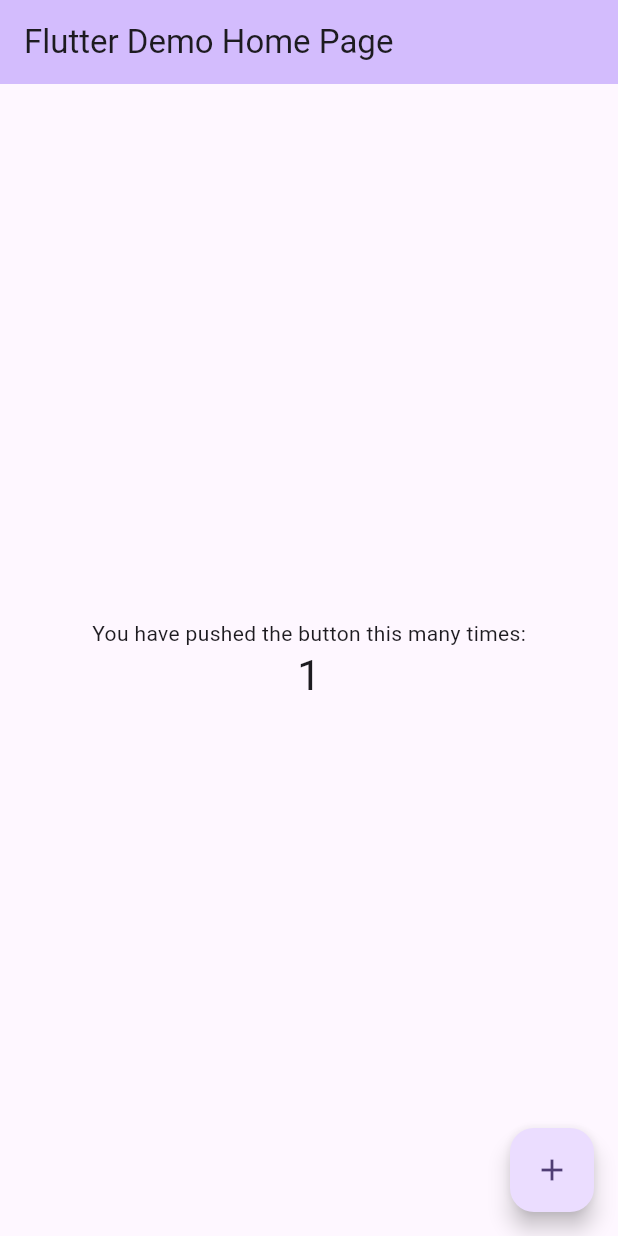
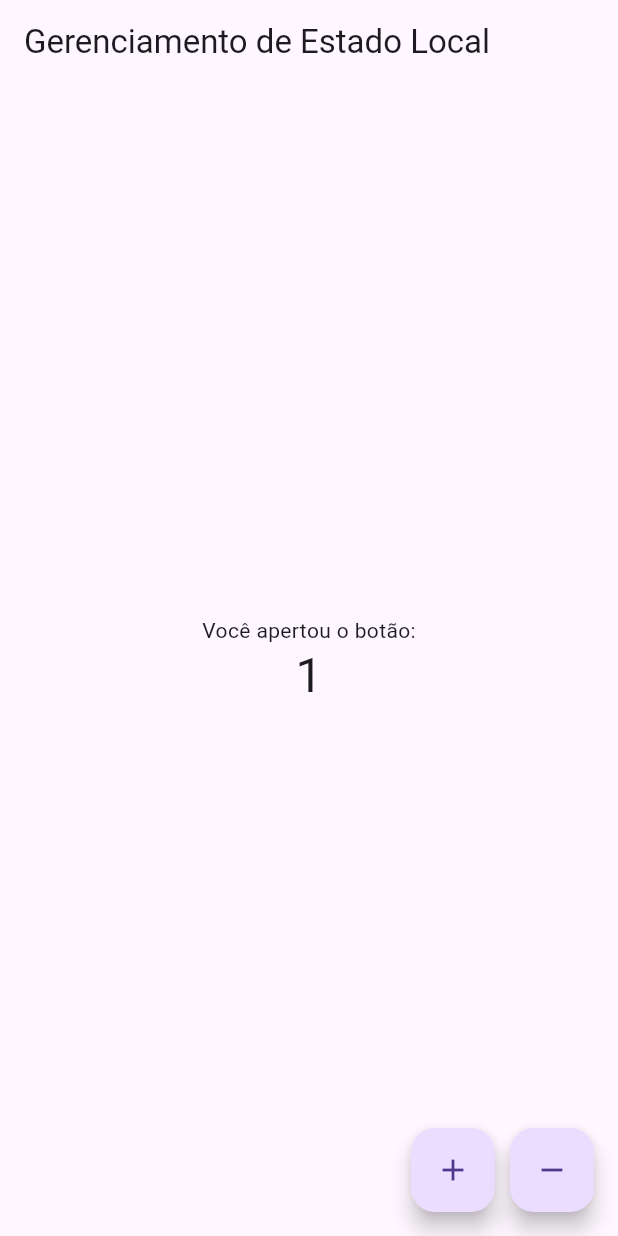
Before and after one commit to anthonyrct/exercicio_4_gerenciamento_estado, a Flutter app: the screen it shows after launch, after a tap on the "add" icon, on a phone screen of 412 x 824 dp. Run offline on Flutter 3.47's test engine with Material 3 defaults, Android fonts, the phone set to English and light mode, and no system bars.

Commit message:
20/10/24

```diff
--- /dev/null
+++ b/lib/HomePage.dart
@@ -0,0 +1,61 @@
+import 'package:flutter/material.dart';
+
+class HomePage extends StatefulWidget {
+  @override
+  _HomePageState createState() => _HomePageState();
+}
+
+class _HomePageState extends State<HomePage> {
+  int _counter = 0;
+
+  void _incrementCounter() {
+    setState(() {
+      _counter++;
+    });
+  }
+
+  void _decrementCounter() {
+    setState(() {
+      _counter--;
+    });
+  }
+
+  @override
+  Widget build(BuildContext context) {
+    return Scaffold(
+      appBar: AppBar(
+        title: Text('Gerenciamento de Estado Local'),
+      ),
+      body: Center(
+        child: Column(
+          mainAxisAlignment: MainAxisAlignment.center,
+          children: <Widget>[
+            Text(
+              'Você apertou o botão:',
+            ),
+            Text(
+              '$_counter',
+              style: Theme.of(context).textTheme.headlineLarge,
+            ),
+          ],
+        ),
+      ),
+      floatingActionButton: Row(
+        mainAxisAlignment: MainAxisAlignment.end,
+        children: [
+          FloatingActionButton(
+            onPressed: _incrementCounter,
+            tooltip: 'Incrementar',
+            child: Icon(Icons.add),
+          ),
+          SizedBox(width: 10),
+          FloatingActionButton(
+            onPressed: _decrementCounter,
+            tooltip: 'Decrementar',
+            child: Icon(Icons.remove),
+          ),
+        ],
+      ),
+    );
+  }
+}
--- a/lib/main.dart
+++ b/lib/main.dart
@@ -1,125 +1,17 @@
+import 'package:exercicio_4_gerenciamento_estado/HomePage.dart';
 import 'package:flutter/material.dart';
 
+
 void main() {
-  runApp(const MyApp());
+  runApp(MyApp());
 }
 
 class MyApp extends StatelessWidget {
-  const MyApp({super.key});
-
-  // This widget is the root of your application.
   @override
   Widget build(BuildContext context) {
     return MaterialApp(
-      title: 'Flutter Demo',
-      theme: ThemeData(
-        // This is the theme of your application.
-        //
-        // TRY THIS: Try running your application with "flutter run". You'll see
-        // the application has a purple toolbar. Then, without quitting the app,
-        // try changing the seedColor in the colorScheme below to Colors.green
-        // and then invoke "hot reload" (save your changes or press the "hot
-        // reload" button in a Flutter-supported IDE, or press "r" if you used
-        // the command line to start the app).
-        //
-        // Notice that the counter didn't reset back to zero; the application
-        // state is not lost during the reload. To reset the state, use hot
-        // restart instead.
-        //
-        // This works for code too, not just values: Most code changes can be
-        // tested with just a hot reload.
-        colorScheme: ColorScheme.fromSeed(seedColor: Colors.deepPurple),
-        useMaterial3: true,
-      ),
-      home: const MyHomePage(title: 'Flutter Demo Home Page'),
+      title: 'Contador com setState',
+      home: HomePage(),
     );
   }
 }
-
-class MyHomePage extends StatefulWidget {
-  const MyHomePage({super.key, required this.title});
-
-  // This widget is the home page of your application. It is stateful, meaning
-  // that it has a State object (defined below) that contains fields that affect
-  // how it looks.
-
-  // This class is the configuration for the state. It holds the values (in this
-  // case the title) provided by the parent (in this case the App widget) and
-  // used by the build method of the State. Fields in a Widget subclass are
-  // always marked "final".
-
-  final String title;
-
-  @override
-  State<MyHomePage> createState() => _MyHomePageState();
-}
-
-class _MyHomePageState extends State<MyHomePage> {
-  int _counter = 0;
-
-  void _incrementCounter() {
-    setState(() {
-      // This call to setState tells the Flutter framework that something has
-      // changed in this State, which causes it to rerun the build method below
-      // so that the display can reflect the updated values. If we changed
-      // _counter without calling setState(), then the build method would not be
-      // called again, and so nothing would appear to happen.
-      _counter++;
-    });
-  }
-
-  @override
-  Widget build(BuildContext context) {
-    // This method is rerun every time setState is called, for instance as done
-    // by the _incrementCounter method above.
-    //
-    // The Flutter framework has been optimized to make rerunning build methods
-    // fast, so that you can just rebuild anything that needs updating rather
-    // than having to individually change instances of widgets.
-    return Scaffold(
-      appBar: AppBar(
-        // TRY THIS: Try changing the color here to a specific color (to
-        // Colors.amber, perhaps?) and trigger a hot reload to see the AppBar
-        // change color while the other colors stay the same.
-        backgroundColor: Theme.of(context).colorScheme.inversePrimary,
-        // Here we take the value from the MyHomePage object that was created by
-        // the App.build method, and use it to set our appbar title.
-        title: Text(widget.title),
-      ),
-      body: Center(
-        // Center is a layout widget. It takes a single child and positions it
-        // in the middle of the parent.
-        child: Column(
-          // Column is also a layout widget. It takes a list of children and
-          // arranges them vertically. By default, it sizes itself to fit its
-          // children horizontally, and tries to be as tall as its parent.
-          //
-          // Column has various properties to control how it sizes itself and
-          // how it positions its children. Here we use mainAxisAlignment to
-          // center the children vertically; the main axis here is the vertical
-          // axis because Columns are vertical (the cross axis would be
-          // horizontal).
-          //
-          // TRY THIS: Invoke "debug painting" (choose the "Toggle Debug Paint"
-          // action in the IDE, or press "p" in the console), to see the
-          // wireframe for each widget.
-          mainAxisAlignment: MainAxisAlignment.center,
-          children: <Widget>[
-            const Text(
-              'You have pushed the button this many times:',
-            ),
-            Text(
-              '$_counter',
-              style: Theme.of(context).textTheme.headlineMedium,
-            ),
-          ],
-        ),
-      ),
-      floatingActionButton: FloatingActionButton(
-        onPressed: _incrementCounter,
-        tooltip: 'Increment',
-        child: const Icon(Icons.add),
-      ), // This trailing comma makes auto-formatting nicer for build methods.
-    );
-  }
-}
```
Also changed, not shown: 1 other file.
